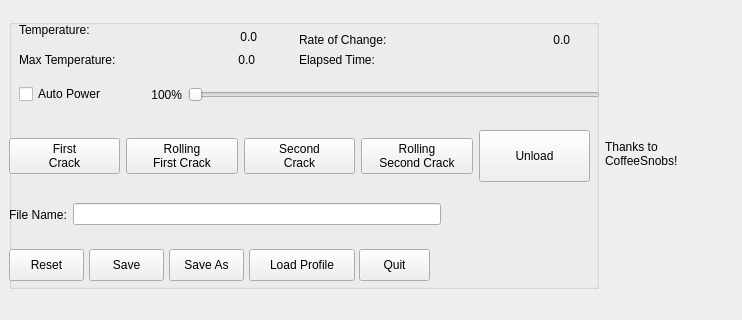
Before: the Qt Designer form pyRoastUI.ui in tridge/pyCoffee, drawn with Qt 5; both pictures show x 0 to 742 and y 473 to 793 of the 1024 by 793 pixel window.
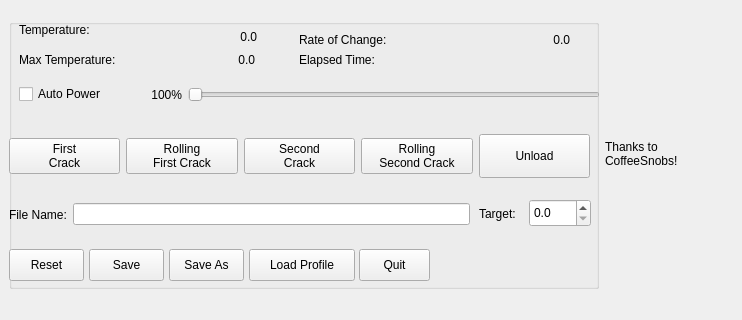
After: the same form once the commit is applied. Custom widgets are drawn as their Qt base class.

```diff
--- a/pyRoastUI.ui
+++ b/pyRoastUI.ui
@@ -124,7 +124,7 @@
           <rect>
            <x>0</x>
            <y>170</y>
-           <width>432</width>
+           <width>461</width>
            <height>51</height>
           </rect>
          </property>
@@ -218,7 +218,7 @@
             <property name="minimumSize">
              <size>
               <width>0</width>
-              <height>52</height>
+              <height>44</height>
              </size>
             </property>
             <property name="text">
@@ -502,6 +502,38 @@
           <set>Qt::AlignRight|Qt::AlignTrailing|Qt::AlignVCenter</set>
          </property>
         </widget>
+        <widget class="QLabel" name="label_6">
+         <property name="geometry">
+          <rect>
+           <x>470</x>
+           <y>170</y>
+           <width>41</width>
+           <height>49</height>
+          </rect>
+         </property>
+         <property name="text">
+          <string>Target:</string>
+         </property>
+        </widget>
+        <widget class="QDoubleSpinBox" name="vTarget">
+         <property name="geometry">
+          <rect>
+           <x>520</x>
+           <y>180</y>
+           <width>62</width>
+           <height>28</height>
+          </rect>
+         </property>
+         <property name="decimals">
+          <number>1</number>
+         </property>
+         <property name="maximum">
+          <double>400.000000000000000</double>
+         </property>
+         <property name="singleStep">
+          <double>0.100000000000000</double>
+         </property>
+        </widget>
        </widget>
       </item>
      </layout>
```
Left out of the diff: 2 changed lines with no effect on the pictures.
